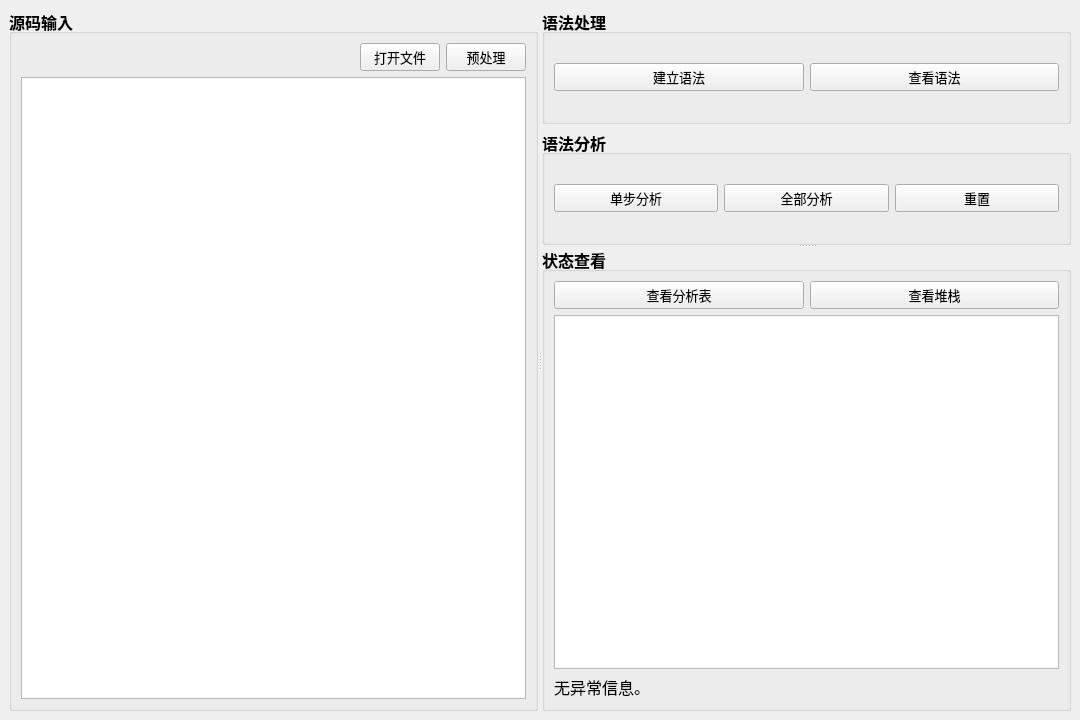
This is mainwindow.ui in xw1216/LLGrammarAnalyzer as Qt 5 draws it before an edit. The edited form follows.
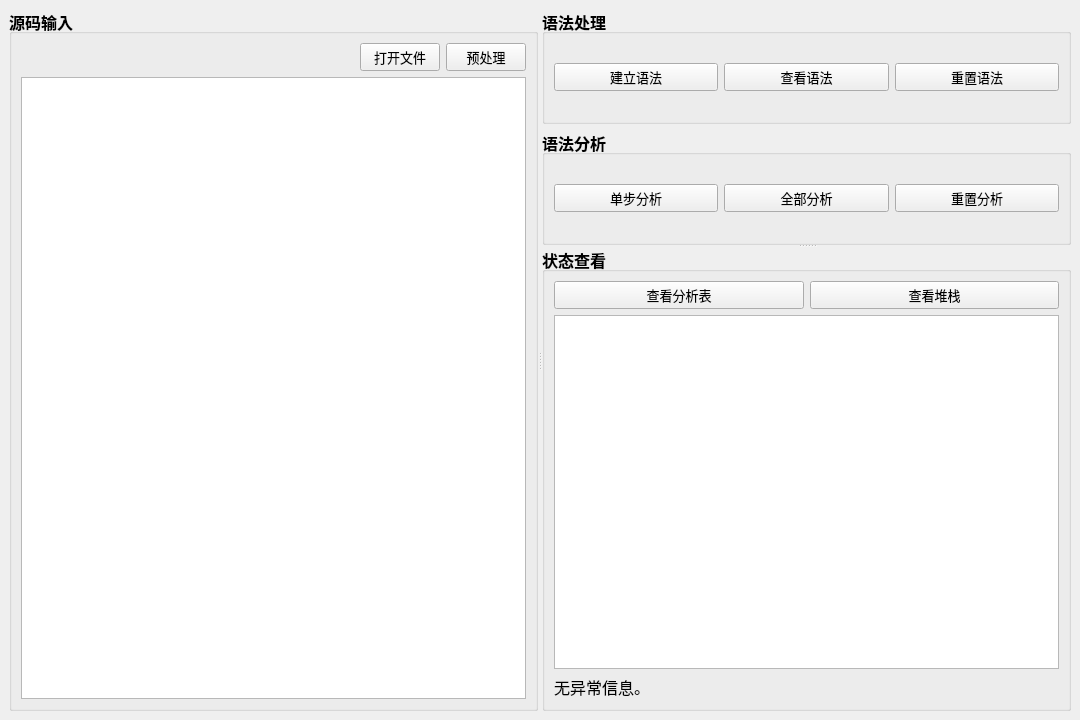
This is the edited form. Icons and pictures are not drawn.

The edit to the form file:
```diff
--- a/mainwindow.ui
+++ b/mainwindow.ui
@@ -115,7 +115,7 @@
        <property name="handleWidth">
         <number>2</number>
        </property>
-       <widget class="QWidget" name="">
+       <widget class="QWidget" name="layoutWidget">
         <layout class="QVBoxLayout" name="GrammarToolVertiLay">
          <item>
           <widget class="QGroupBox" name="GrammarProcGroup">
@@ -163,6 +163,21 @@
                 </property>
                </widget>
               </item>
+              <item>
+               <widget class="QPushButton" name="ResetGrammarBtn">
+                <property name="font">
+                 <font>
+                  <family>Microsoft YaHei UI</family>
+                  <pointsize>10</pointsize>
+                  <weight>50</weight>
+                  <bold>false</bold>
+                 </font>
+                </property>
+                <property name="text">
+                 <string>重置语法</string>
+                </property>
+               </widget>
+              </item>
              </layout>
             </item>
            </layout>
@@ -225,7 +240,7 @@
                  </font>
                 </property>
                 <property name="text">
-                 <string>重置</string>
+                 <string>重置分析</string>
                 </property>
                </widget>
               </item>
```
